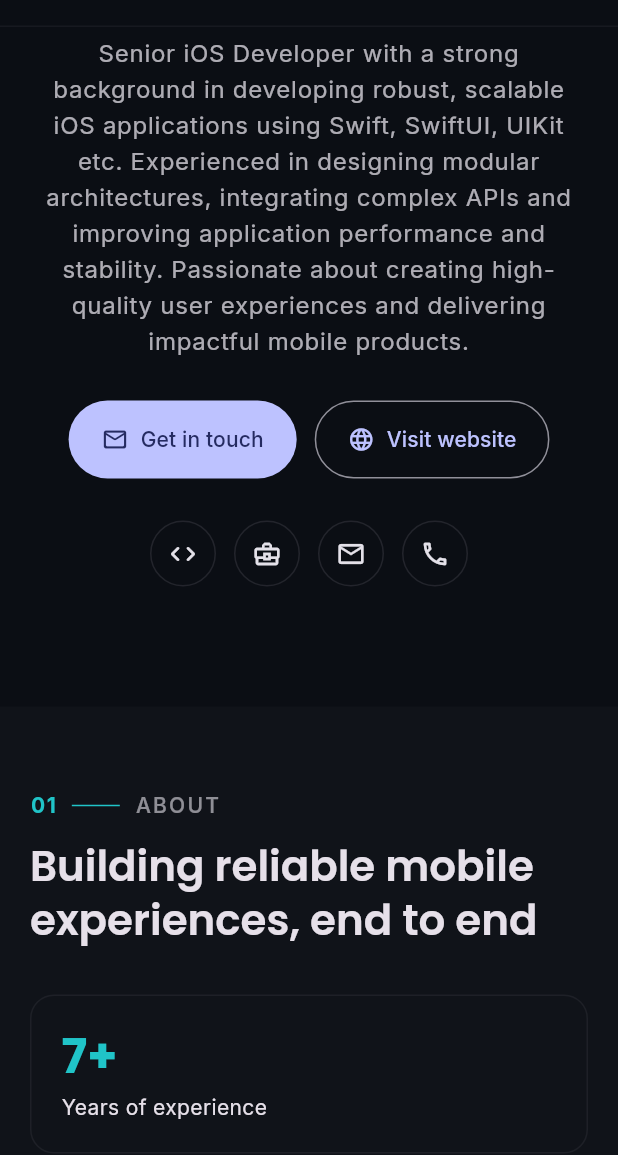
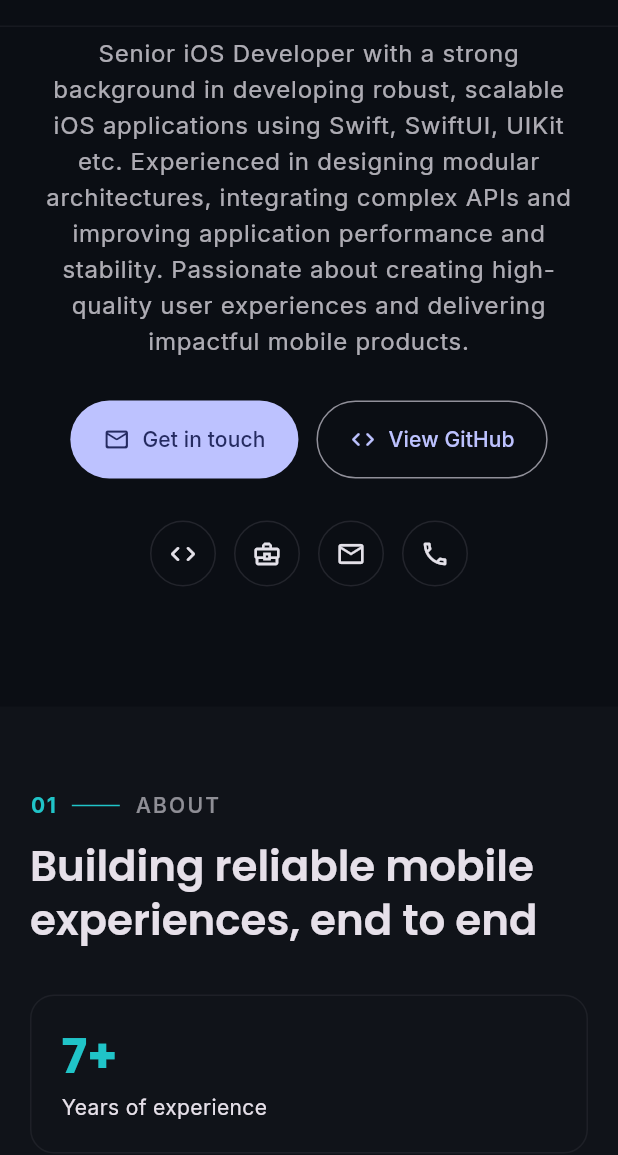
Before and after one commit to Shakhawat-dev/Shakhawat-dev.github.io, a Flutter app: the screen it shows after launch, scrolled down 576 dp, on a phone screen of 412 x 824 dp, the part 81-1236 px from its top. Run offline on Flutter 3.47's test engine with Material 3 defaults, Android fonts, the phone set to English and light mode, and no system bars; drawn by our look-alikes of flutter_animate; our stand-ins replace google_fonts.

Commit message:
Replace redundant "Visit website" hero CTA with GitHub link
The website field points at this same page, so the button did
nothing useful for a visitor already on the site.

```diff
--- a/lib/presentation/widgets/sections/hero_section.dart
+++ b/lib/presentation/widgets/sections/hero_section.dart
@@ -119,9 +119,9 @@ class HeroSection extends StatelessWidget {
               ),
             ),
             OutlinedButton.icon(
-              onPressed: () => LaunchUtils.openUrl(personalInfo.website),
-              icon: const Icon(Icons.language_rounded),
-              label: const Text('Visit website'),
+              onPressed: () => LaunchUtils.openUrl(personalInfo.github),
+              icon: const Icon(Icons.code_rounded),
+              label: const Text('View GitHub'),
               style: OutlinedButton.styleFrom(
                 padding: const EdgeInsets.symmetric(horizontal: 22, vertical: 16),
               ),
```
